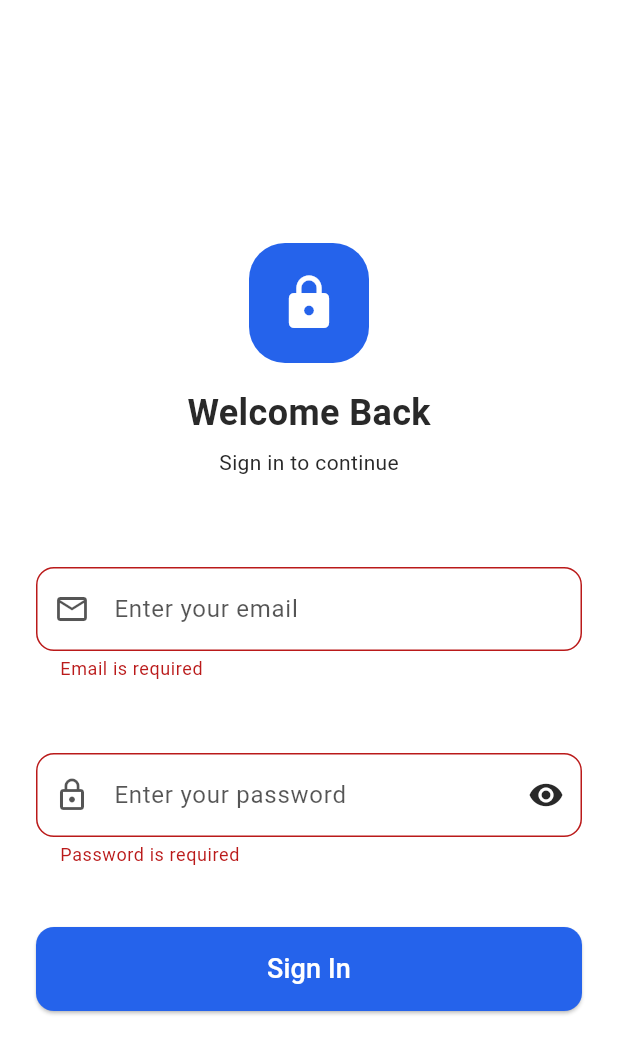
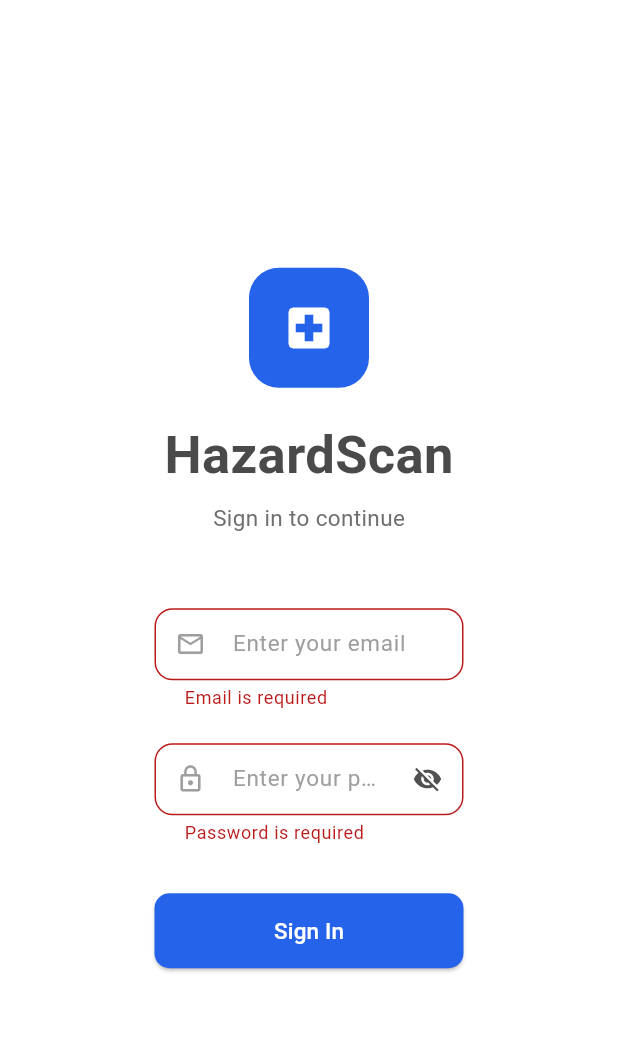
Before and after one commit to ironspider16/HazardScan, a Flutter app: the screen it shows after launch, after a tap on "Sign In", on a phone screen of 412 x 824 dp. Shown: the top 1054 px of the screen. Run offline on Flutter 3.47's test engine with Material 3 defaults, Android fonts, the phone set to English and light mode, and no system bars; our stand-ins replace camera, image_picker, supabase_flutter; missing offline and left inert: onnxruntime; accounts and stored records are empty.

Commit message:
Build add users and login via supabase

```diff
--- a/flutter_app/lib/pages/login_screen.dart
+++ b/flutter_app/lib/pages/login_screen.dart
@@ -1,8 +1,7 @@
 import 'package:flutter/material.dart';
 import '../config/app_users.dart';
 import '../pages/main_menu.dart';
-import '../services/accounts_file_service.dart';
-import '../pages/work_activity_page.dart';
+import 'package:flutter_application_1/supabase_client.dart';
 
 class LoginScreen extends StatefulWidget {
   const LoginScreen({super.key});
@@ -15,6 +14,7 @@ class _LoginScreenState extends State<LoginScreen> {
   final _formKey = GlobalKey<FormState>();
   final _emailCtrl = TextEditingController();
   final _passwordCtrl = TextEditingController();
+
   bool _showPassword = false;
   bool _loading = false;
 
@@ -33,14 +33,29 @@ class _LoginScreenState extends State<LoginScreen> {
     final email = _emailCtrl.text.trim();
     final password = _passwordCtrl.text.trim();
 
-    final user = await AccountsFileService.instance.login(email, password);
+    try {
+      final data = await supabase
+          .from('accounts')
+          .select()
+          .eq('email', email)
+          .eq('password', password)
+          .maybeSingle();
 
+      if (!mounted) return;
       setState(() => _loading = false);
 
-    if (user != null) {
-      ScaffoldMessenger.of(
-        context,
-      ).showSnackBar(const SnackBar(content: Text('Login successful')));
+      if (data != null) {
+        final roleFromDb = data['role'].toString();
+
+        final role = roleFromDb == 'Administrator'
+            ? UserRole.admin
+            : UserRole.user;
+
+        final user = AppUser(
+          email: data['email'].toString(),
+          password: data['password'].toString(),
+          role: role,
+        );
 
         Navigator.pushReplacement(
           context,
@@ -51,43 +66,76 @@ class _LoginScreenState extends State<LoginScreen> {
           const SnackBar(content: Text('Invalid email or password')),
         );
       }
+    } catch (e) {
+      if (!mounted) return;
+      setState(() => _loading = false);
+
+      ScaffoldMessenger.of(context).showSnackBar(
+        SnackBar(content: Text("Login error: $e"), backgroundColor: Colors.red),
+      );
+    }
+  }
+
+  InputDecoration _inputStyle({
+    required String hint,
+    required IconData icon,
+    Widget? suffix,
+  }) {
+    return InputDecoration(
+      hintText: hint,
+      hintStyle: const TextStyle(fontSize: 15, color: Colors.grey),
+      prefixIcon: Icon(icon, size: 20, color: Colors.grey),
+      suffixIcon: suffix,
+      filled: true,
+      fillColor: Colors.white,
+      contentPadding: const EdgeInsets.symmetric(horizontal: 16),
+      enabledBorder: OutlineInputBorder(
+        borderRadius: BorderRadius.circular(10),
+        borderSide: const BorderSide(color: Color(0xFFBDBDBD)),
+      ),
+      focusedBorder: OutlineInputBorder(
+        borderRadius: BorderRadius.circular(10),
+        borderSide: const BorderSide(color: Color(0xFF3366CC), width: 2),
+      ),
+    );
   }
 
   @override
   Widget build(BuildContext context) {
+    final width = MediaQuery.of(context).size.width * 0.5;
+
     return Scaffold(
       backgroundColor: const Color.fromARGB(255, 255, 255, 255),
-
-      body: Center(
-        child: SingleChildScrollView(
-          padding: const EdgeInsets.all(24),
-          child: ConstrainedBox(
-            constraints: const BoxConstraints(maxWidth: 420),
+      body: SafeArea(
+        child: Center(
+          child: Form(
+            key: _formKey,
             child: Column(
-              mainAxisSize: MainAxisSize.min,
+              mainAxisAlignment: MainAxisAlignment.center,
               children: [
-                const SizedBox(height: 12),
-
-                // -------- ICON --------
+                // 🔷 ICON
                 Container(
                   width: 80,
                   height: 80,
                   decoration: BoxDecoration(
                     color: const Color(0xFF2563EB),
-                    borderRadius: BorderRadius.circular(24),
+                    borderRadius: BorderRadius.circular(20),
                   ),
-                  child: const Icon(Icons.lock, color: Colors.white, size: 40),
+                  child: const Icon(
+                    Icons.local_hospital, // or Icons.medical_services
+                    color: Colors.white,
+                    size: 36,
+                  ),
                 ),
 
-                const SizedBox(height: 16),
-
-                // -------- TITLE --------
+                const SizedBox(height: 20),
+                // 🔥 TITLE
                 const Text(
-                  "Welcome Back",
+                  "HazardScan",
                   style: TextStyle(
-                    color: Color.fromARGB(255, 41, 41, 41),
-                    fontSize: 24,
+                    fontSize: 35,
                     fontWeight: FontWeight.w600,
+                    color: Color(0xFF4A4A4A),
                   ),
                 ),
 
@@ -95,95 +143,93 @@ class _LoginScreenState extends State<LoginScreen> {
 
                 const Text(
                   "Sign in to continue",
-                  style: TextStyle(
-                    color: Color.fromARGB(255, 41, 41, 41),
-                    fontSize: 14,
-                  ),
+                  style: TextStyle(fontSize: 15, color: Color(0xFF6F6F6F)),
                 ),
 
-                const SizedBox(height: 32),
+                const SizedBox(height: 50),
 
-                // -------- FORM --------
-                Form(
-                  key: _formKey,
-                  child: Column(
-                    children: [
-                      _label("Email"),
-                      const SizedBox(height: 8),
-                      _inputField(
+                // EMAIL
+                SizedBox(
+                  width: width,
+                  height: 70,
+                  child: TextFormField(
                     controller: _emailCtrl,
+                    style: const TextStyle(fontSize: 15),
+                    decoration: _inputStyle(
                       hint: "Enter your email",
-                        icon: Icons.mail_outline,
-                        keyboardType: TextInputType.emailAddress,
+                      icon: Icons.email_outlined,
+                    ),
                     validator: (v) {
                       if (v == null || v.trim().isEmpty) {
                         return "Email is required";
                       }
-                          final ok = RegExp(
-                            r"^[^\s@]+@[^\s@]+\.[^\s@]+$",
-                          ).hasMatch(v.trim());
-                          if (!ok) return "Enter a valid email";
                       return null;
                     },
+                  ),
                 ),
 
                 const SizedBox(height: 20),
 
-                      _label("Password"),
-                      const SizedBox(height: 8),
-                      _inputField(
+                // PASSWORD
+                SizedBox(
+                  width: width,
+                  height: 70,
+                  child: TextFormField(
                     controller: _passwordCtrl,
+                    obscureText: !_showPassword,
+                    style: const TextStyle(fontSize: 15),
+                    decoration: _inputStyle(
                       hint: "Enter your password",
                       icon: Icons.lock_outline,
-                        obscureText: !_showPassword,
-                        suffixIcon: IconButton(
+                      suffix: IconButton(
                         icon: Icon(
                           _showPassword
-                                ? Icons.visibility_off
-                                : Icons.visibility,
-                            color: const Color.fromARGB(255, 41, 41, 41),
+                              ? Icons.visibility
+                              : Icons.visibility_off,
+                          size: 20,
+                          color: const Color.fromARGB(255, 81, 81, 81),
                         ),
-                          onPressed: () =>
-                              setState(() => _showPassword = !_showPassword),
+                        onPressed: () {
+                          setState(() => _showPassword = !_showPassword);
+                        },
+                      ),
                     ),
                     validator: (v) {
                       if (v == null || v.isEmpty) {
                         return "Password is required";
                       }
-                          if (v.length < 6) {
-                            return "Minimum 6 characters";
-                          }
                       return null;
                     },
                   ),
+                ),
 
-                      const SizedBox(height: 40),
+                const SizedBox(height: 30),
 
-                      // -------- BUTTON --------
+                // BUTTON
                 SizedBox(
-                        width: double.infinity,
-                        height: 56,
+                  width: width,
+                  height: 50,
                   child: ElevatedButton(
                     onPressed: _loading ? null : _handleLogin,
                     style: ElevatedButton.styleFrom(
                       backgroundColor: const Color(0xFF2563EB),
-                            foregroundColor: Colors.white,
                       shape: RoundedRectangleBorder(
-                              borderRadius: BorderRadius.circular(12),
+                        borderRadius: BorderRadius.circular(10),
                       ),
                     ),
                     child: _loading
-                              ? const CircularProgressIndicator(
+                        ? const SizedBox(
+                            width: 20,
+                            height: 20,
+                            child: CircularProgressIndicator(
                               color: Colors.white,
                               strokeWidth: 2,
+                            ),
                           )
                         : const Text(
                             "Sign In",
-                                  style: TextStyle(fontSize: 18),
+                            style: TextStyle(fontSize: 15, color: Colors.white),
                           ),
-                        ),
-                      ),
-                    ],
                   ),
                 ),
               ],
@@ -193,53 +239,4 @@ class _LoginScreenState extends State<LoginScreen> {
       ),
     );
   }
-
-  // -------- HELPER WIDGETS --------
-
-  Widget _label(String text) {
-    return Align(
-      alignment: Alignment.centerLeft,
-      child: Text(
-        text,
-        style: const TextStyle(
-          color: Colors.white,
-          fontWeight: FontWeight.w600,
-        ),
-      ),
-    );
 }
-
-  Widget _inputField({
-    required TextEditingController controller,
-    required String hint,
-    required IconData icon,
-    bool obscureText = false,
-    Widget? suffixIcon,
-    TextInputType? keyboardType,
-    String? Function(String?)? validator,
-  }) {
-    return TextFormField(
-      controller: controller,
-      obscureText: obscureText,
-      keyboardType: keyboardType,
-      style: const TextStyle(color: Color.fromARGB(255, 0, 0, 0)),
-      validator: validator,
-      decoration: InputDecoration(
-        hintText: hint,
-        hintStyle: const TextStyle(color: Color.fromARGB(170, 0, 0, 0)),
-        prefixIcon: Icon(icon, color: const Color.fromARGB(170, 0, 0, 0)),
-        suffixIcon: suffixIcon,
-        filled: true,
-        fillColor: const Color.fromARGB(255, 255, 255, 255),
-        enabledBorder: OutlineInputBorder(
-          borderRadius: BorderRadius.circular(12),
-          borderSide: const BorderSide(color: Color.fromARGB(170, 0, 0, 0)),
-        ),
-        focusedBorder: OutlineInputBorder(
-          borderRadius: BorderRadius.circular(12),
-          borderSide: const BorderSide(color: Color(0xFF2563EB)),
-        ),
-      ),
-    );
-  }
-}
```
Also changed, not shown: flutter_app/lib/pages/admin/edit_accounts_page.dart (+201 -112 lines), 6 other files. Lines whose indentation alone changed are shown as unchanged.
